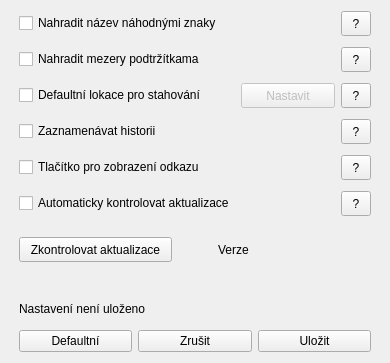
Before: the Qt Designer form y2mate/settingsdialog.ui in RxiPland/y2mate_desktop, drawn with Qt 5.
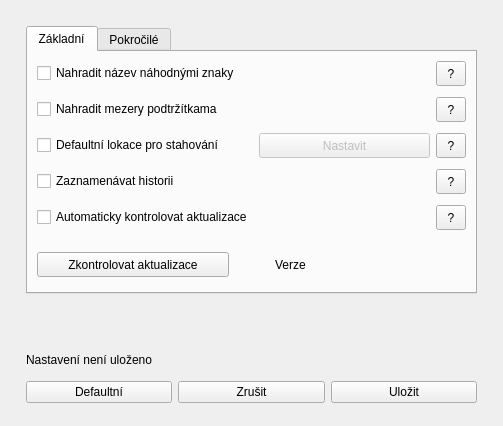
After: the same form once the commit is applied. The open tabs and pages were chosen to show the change. Icons and pictures are not drawn.

Commit message: created new settings window

The edit to the form file:
```diff
--- a/y2mate/settingsdialog.ui
+++ b/y2mate/settingsdialog.ui
@@ -6,8 +6,8 @@
    <rect>
     <x>0</x>
     <y>0</y>
-    <width>390</width>
-    <height>363</height>
+    <width>503</width>
+    <height>426</height>
    </rect>
   </property>
   <property name="windowTitle">
@@ -17,9 +17,9 @@
    <iconset resource="resources.qrc">
     <normaloff>:/images/settings.ico</normaloff>:/images/settings.ico</iconset>
   </property>
-  <layout class="QHBoxLayout" name="horizontalLayout_2">
+  <layout class="QHBoxLayout" name="horizontalLayout">
    <item>
-    <spacer name="horizontalSpacer_2">
+    <spacer name="horizontalSpacer">
      <property name="orientation">
       <enum>Qt::Horizontal</enum>
      </property>
@@ -28,7 +28,7 @@
      </property>
      <property name="sizeHint" stdset="0">
       <size>
-       <width>8</width>
+       <width>15</width>
        <height>20</height>
       </size>
      </property>
@@ -37,32 +37,68 @@
    <item>
     <layout class="QVBoxLayout" name="verticalLayout">
      <item>
-      <layout class="QGridLayout" name="gridLayout">
-       <item row="0" column="0">
-        <widget class="QCheckBox" name="checkBox">
-         <property name="focusPolicy">
-          <enum>Qt::NoFocus</enum>
-         </property>
-         <property name="text">
-          <string>Nahradit název náhodnými znaky</string>
-         </property>
-        </widget>
-       </item>
-       <item row="10" column="1">
-        <spacer name="horizontalSpacer_6">
+      <spacer name="verticalSpacer">
          <property name="orientation">
-          <enum>Qt::Horizontal</enum>
+        <enum>Qt::Vertical</enum>
+       </property>
+       <property name="sizeType">
+        <enum>QSizePolicy::Fixed</enum>
          </property>
          <property name="sizeHint" stdset="0">
           <size>
-           <width>40</width>
-           <height>20</height>
+         <width>20</width>
+         <height>15</height>
           </size>
          </property>
         </spacer>
+     </item>
+     <item>
+      <widget class="QTabWidget" name="tabWidget">
+       <property name="currentIndex">
+        <number>1</number>
+       </property>
+       <widget class="QWidget" name="tab">
+        <attribute name="title">
+         <string>Základní</string>
+        </attribute>
+        <layout class="QHBoxLayout" name="horizontalLayout_6">
+         <item>
+          <layout class="QVBoxLayout" name="verticalLayout_3">
+           <item>
+            <layout class="QGridLayout" name="gridLayout_2">
+             <item row="0" column="2">
+              <widget class="QToolButton" name="toolButton">
+               <property name="minimumSize">
+                <size>
+                 <width>30</width>
+                 <height>25</height>
+                </size>
+               </property>
+               <property name="font">
+                <font>
+                 <bold>false</bold>
+                </font>
+               </property>
+               <property name="focusPolicy">
+                <enum>Qt::NoFocus</enum>
+               </property>
+               <property name="text">
+                <string>?</string>
+               </property>
+              </widget>
+             </item>
+             <item row="4" column="0">
+              <widget class="QCheckBox" name="checkBox_3">
+               <property name="focusPolicy">
+                <enum>Qt::NoFocus</enum>
+               </property>
+               <property name="text">
+                <string>Defaultní lokace pro stahování</string>
+               </property>
+              </widget>
        </item>
        <item row="2" column="1">
-        <spacer name="horizontalSpacer_4">
+              <spacer name="horizontalSpacer_10">
          <property name="orientation">
           <enum>Qt::Horizontal</enum>
          </property>
@@ -74,98 +110,7 @@
          </property>
         </spacer>
        </item>
-       <item row="0" column="1">
-        <spacer name="horizontalSpacer">
-         <property name="orientation">
-          <enum>Qt::Horizontal</enum>
-         </property>
-         <property name="sizeHint" stdset="0">
-          <size>
-           <width>40</width>
-           <height>20</height>
-          </size>
-         </property>
-        </spacer>
-       </item>
-       <item row="6" column="2">
-        <widget class="QToolButton" name="toolButton_4">
-         <property name="minimumSize">
-          <size>
-           <width>30</width>
-           <height>25</height>
-          </size>
-         </property>
-         <property name="font">
-          <font>
-           <bold>false</bold>
-          </font>
-         </property>
-         <property name="focusPolicy">
-          <enum>Qt::NoFocus</enum>
-         </property>
-         <property name="text">
-          <string>?</string>
-         </property>
-        </widget>
-       </item>
-       <item row="4" column="2">
-        <widget class="QToolButton" name="toolButton_3">
-         <property name="minimumSize">
-          <size>
-           <width>30</width>
-           <height>25</height>
-          </size>
-         </property>
-         <property name="font">
-          <font>
-           <bold>false</bold>
-          </font>
-         </property>
-         <property name="focusPolicy">
-          <enum>Qt::NoFocus</enum>
-         </property>
-         <property name="text">
-          <string>?</string>
-         </property>
-        </widget>
-       </item>
-       <item row="2" column="0">
-        <widget class="QCheckBox" name="checkBox_2">
-         <property name="focusPolicy">
-          <enum>Qt::NoFocus</enum>
-         </property>
-         <property name="text">
-          <string>Nahradit mezery podtržítkama</string>
-         </property>
-        </widget>
-       </item>
-       <item row="6" column="0">
-        <widget class="QCheckBox" name="checkBox_4">
-         <property name="focusPolicy">
-          <enum>Qt::NoFocus</enum>
-         </property>
-         <property name="text">
-          <string>Zaznamenávat historii</string>
-         </property>
-        </widget>
-       </item>
-       <item row="3" column="1">
-        <spacer name="verticalSpacer_3">
-         <property name="orientation">
-          <enum>Qt::Vertical</enum>
-         </property>
-         <property name="sizeType">
-          <enum>QSizePolicy::Fixed</enum>
-         </property>
-         <property name="sizeHint" stdset="0">
-          <size>
-           <width>20</width>
-           <height>5</height>
-          </size>
-         </property>
-        </spacer>
-       </item>
-       <item row="10" column="0">
+             <item row="8" column="0">
         <widget class="QCheckBox" name="checkBox_5">
          <property name="focusPolicy">
           <enum>Qt::NoFocus</enum>
@@ -175,6 +120,19 @@
          </property>
         </widget>
        </item>
+             <item row="6" column="1">
+              <spacer name="horizontalSpacer_13">
+               <property name="orientation">
+                <enum>Qt::Horizontal</enum>
+               </property>
+               <property name="sizeHint" stdset="0">
+                <size>
+                 <width>40</width>
+                 <height>20</height>
+                </size>
+               </property>
+              </spacer>
+             </item>
        <item row="4" column="1">
         <widget class="QPushButton" name="pushButton">
          <property name="enabled">
@@ -194,6 +152,61 @@
          </property>
         </widget>
        </item>
+             <item row="0" column="1">
+              <spacer name="horizontalSpacer_11">
+               <property name="orientation">
+                <enum>Qt::Horizontal</enum>
+               </property>
+               <property name="sizeHint" stdset="0">
+                <size>
+                 <width>40</width>
+                 <height>20</height>
+                </size>
+               </property>
+              </spacer>
+             </item>
+             <item row="7" column="1">
+              <spacer name="verticalSpacer_15">
+               <property name="orientation">
+                <enum>Qt::Vertical</enum>
+               </property>
+               <property name="sizeType">
+                <enum>QSizePolicy::Fixed</enum>
+               </property>
+               <property name="sizeHint" stdset="0">
+                <size>
+                 <width>20</width>
+                 <height>5</height>
+                </size>
+               </property>
+              </spacer>
+             </item>
+             <item row="1" column="1">
+              <spacer name="verticalSpacer_14">
+               <property name="orientation">
+                <enum>Qt::Vertical</enum>
+               </property>
+               <property name="sizeType">
+                <enum>QSizePolicy::Fixed</enum>
+               </property>
+               <property name="sizeHint" stdset="0">
+                <size>
+                 <width>20</width>
+                 <height>5</height>
+                </size>
+               </property>
+              </spacer>
+             </item>
+             <item row="2" column="0">
+              <widget class="QCheckBox" name="checkBox_2">
+               <property name="focusPolicy">
+                <enum>Qt::NoFocus</enum>
+               </property>
+               <property name="text">
+                <string>Nahradit mezery podtržítkama</string>
+               </property>
+              </widget>
+             </item>
        <item row="2" column="2">
         <widget class="QToolButton" name="toolButton_2">
          <property name="minimumSize">
@@ -215,24 +228,39 @@
          </property>
         </widget>
        </item>
-       <item row="5" column="1">
-        <spacer name="verticalSpacer_4">
-         <property name="orientation">
-          <enum>Qt::Vertical</enum>
-         </property>
-         <property name="sizeType">
-          <enum>QSizePolicy::Fixed</enum>
-         </property>
-         <property name="sizeHint" stdset="0">
+             <item row="6" column="0">
+              <widget class="QCheckBox" name="checkBox_4">
+               <property name="focusPolicy">
+                <enum>Qt::NoFocus</enum>
+               </property>
+               <property name="text">
+                <string>Zaznamenávat historii</string>
+               </property>
+              </widget>
+             </item>
+             <item row="4" column="2">
+              <widget class="QToolButton" name="toolButton_3">
+               <property name="minimumSize">
           <size>
-           <width>20</width>
-           <height>5</height>
-          </size>
-         </property>
-        </spacer>
+                 <width>30</width>
+                 <height>25</height>
+                </size>
+               </property>
+               <property name="font">
+                <font>
+                 <bold>false</bold>
+                </font>
+               </property>
+               <property name="focusPolicy">
+                <enum>Qt::NoFocus</enum>
+               </property>
+               <property name="text">
+                <string>?</string>
+               </property>
+              </widget>
        </item>
        <item row="8" column="1">
-        <spacer name="horizontalSpacer_8">
+              <spacer name="horizontalSpacer_9">
          <property name="orientation">
           <enum>Qt::Horizontal</enum>
          </property>
@@ -244,8 +272,18 @@
          </property>
         </spacer>
        </item>
-       <item row="10" column="2">
-        <widget class="QToolButton" name="toolButton_5">
+             <item row="0" column="0">
+              <widget class="QCheckBox" name="checkBox">
+               <property name="focusPolicy">
+                <enum>Qt::NoFocus</enum>
+               </property>
+               <property name="text">
+                <string>Nahradit název náhodnými znaky</string>
+               </property>
+              </widget>
+             </item>
+             <item row="6" column="2">
+              <widget class="QToolButton" name="toolButton_4">
          <property name="minimumSize">
           <size>
            <width>30</width>
@@ -265,8 +303,8 @@
          </property>
         </widget>
        </item>
-       <item row="9" column="1">
-        <spacer name="verticalSpacer_5">
+             <item row="3" column="1">
+              <spacer name="verticalSpacer_11">
          <property name="orientation">
           <enum>Qt::Vertical</enum>
          </property>
@@ -281,25 +319,8 @@
          </property>
         </spacer>
        </item>
-       <item row="8" column="0">
-        <widget class="QCheckBox" name="checkBox_6">
-         <property name="text">
-          <string>Tlačítko pro zobrazení odkazu</string>
-         </property>
-        </widget>
-       </item>
-       <item row="4" column="0">
-        <widget class="QCheckBox" name="checkBox_3">
-         <property name="focusPolicy">
-          <enum>Qt::NoFocus</enum>
-         </property>
-         <property name="text">
-          <string>Defaultní lokace pro stahování</string>
-         </property>
-        </widget>
-       </item>
-       <item row="1" column="1">
-        <spacer name="verticalSpacer_2">
+             <item row="5" column="1">
+              <spacer name="verticalSpacer_12">
          <property name="orientation">
           <enum>Qt::Vertical</enum>
          </property>
@@ -314,34 +335,8 @@
          </property>
         </spacer>
        </item>
-       <item row="6" column="1">
-        <spacer name="horizontalSpacer_5">
-         <property name="orientation">
-          <enum>Qt::Horizontal</enum>
-         </property>
-         <property name="sizeHint" stdset="0">
-          <size>
-           <width>40</width>
-           <height>20</height>
-          </size>
-         </property>
-        </spacer>
-       </item>
        <item row="8" column="2">
-        <widget class="QToolButton" name="toolButton_6">
-         <property name="minimumSize">
-          <size>
-           <width>30</width>
-           <height>25</height>
-          </size>
-         </property>
-         <property name="text">
-          <string>?</string>
-         </property>
-        </widget>
-       </item>
-       <item row="0" column="2">
-        <widget class="QToolButton" name="toolButton">
+              <widget class="QToolButton" name="toolButton_5">
          <property name="minimumSize">
           <size>
            <width>30</width>
@@ -361,26 +356,10 @@
          </property>
         </widget>
        </item>
-       <item row="7" column="1">
-        <spacer name="verticalSpacer">
-         <property name="orientation">
-          <enum>Qt::Vertical</enum>
-         </property>
-         <property name="sizeType">
-          <enum>QSizePolicy::Fixed</enum>
-         </property>
-         <property name="sizeHint" stdset="0">
-          <size>
-           <width>20</width>
-           <height>5</height>
-          </size>
-         </property>
-        </spacer>
-       </item>
       </layout>
      </item>
      <item>
-      <spacer name="verticalSpacer_8">
+            <spacer name="verticalSpacer_16">
        <property name="orientation">
         <enum>Qt::Vertical</enum>
        </property>
@@ -396,7 +375,7 @@
       </spacer>
      </item>
      <item>
-      <layout class="QHBoxLayout" name="horizontalLayout_4">
+            <layout class="QHBoxLayout" name="horizontalLayout_5">
        <property name="topMargin">
         <number>0</number>
        </property>
@@ -433,7 +412,7 @@
         </spacer>
        </item>
        <item>
-        <widget class="QLabel" name="label_2">
+              <widget class="QLabel" name="label">
          <property name="minimumSize">
           <size>
            <width>0</width>
@@ -448,7 +427,104 @@
       </layout>
      </item>
      <item>
-      <spacer name="verticalSpacer_6">
+            <spacer name="verticalSpacer_5">
+             <property name="orientation">
+              <enum>Qt::Vertical</enum>
+             </property>
+             <property name="sizeType">
+              <enum>QSizePolicy::Minimum</enum>
+             </property>
+             <property name="sizeHint" stdset="0">
+              <size>
+               <width>20</width>
+               <height>5</height>
+              </size>
+             </property>
+            </spacer>
+           </item>
+          </layout>
+         </item>
+        </layout>
+       </widget>
+       <widget class="QWidget" name="tab_2">
+        <attribute name="title">
+         <string>Pokročilé</string>
+        </attribute>
+        <layout class="QHBoxLayout" name="horizontalLayout_7">
+         <item>
+          <layout class="QVBoxLayout" name="verticalLayout_4">
+           <item>
+            <layout class="QGridLayout" name="gridLayout_3">
+             <item row="0" column="0">
+              <widget class="QCheckBox" name="checkBox_6">
+               <property name="focusPolicy">
+                <enum>Qt::NoFocus</enum>
+               </property>
+               <property name="text">
+                <string>Tlačítko pro zobrazení odkazu</string>
+               </property>
+              </widget>
+             </item>
+             <item row="0" column="2">
+              <widget class="QToolButton" name="toolButton_6">
+               <property name="minimumSize">
+                <size>
+                 <width>30</width>
+                 <height>25</height>
+                </size>
+               </property>
+               <property name="font">
+                <font>
+                 <bold>false</bold>
+                </font>
+               </property>
+               <property name="focusPolicy">
+                <enum>Qt::NoFocus</enum>
+               </property>
+               <property name="text">
+                <string>?</string>
+               </property>
+              </widget>
+             </item>
+             <item row="0" column="1">
+              <spacer name="horizontalSpacer_17">
+               <property name="orientation">
+                <enum>Qt::Horizontal</enum>
+               </property>
+               <property name="sizeHint" stdset="0">
+                <size>
+                 <width>40</width>
+                 <height>20</height>
+                </size>
+               </property>
+              </spacer>
+             </item>
+            </layout>
+           </item>
+           <item>
+            <spacer name="verticalSpacer_13">
+             <property name="orientation">
+              <enum>Qt::Vertical</enum>
+             </property>
+             <property name="sizeType">
+              <enum>QSizePolicy::Expanding</enum>
+             </property>
+             <property name="sizeHint" stdset="0">
+              <size>
+               <width>20</width>
+               <height>40</height>
+              </size>
+             </property>
+            </spacer>
+           </item>
+          </layout>
+         </item>
+        </layout>
+       </widget>
+      </widget>
+     </item>
+     <item>
+      <spacer name="verticalSpacer_4">
        <property name="orientation">
         <enum>Qt::Vertical</enum>
        </property>
@@ -464,7 +540,7 @@
       </spacer>
      </item>
      <item>
-      <widget class="QLabel" name="label">
+      <widget class="QLabel" name="label_2">
        <property name="sizePolicy">
         <sizepolicy hsizetype="Preferred" vsizetype="Fixed">
          <horstretch>0</horstretch>
@@ -482,7 +558,7 @@
       </widget>
      </item>
      <item>
-      <spacer name="verticalSpacer_7">
+      <spacer name="verticalSpacer_3">
        <property name="orientation">
         <enum>Qt::Vertical</enum>
        </property>
@@ -498,7 +574,7 @@
       </spacer>
      </item>
      <item>
-      <layout class="QHBoxLayout" name="horizontalLayout">
+      <layout class="QHBoxLayout" name="horizontalLayout_3">
        <item>
         <widget class="QPushButton" name="pushButton_2">
          <property name="focusPolicy">
@@ -531,10 +607,26 @@
        </item>
       </layout>
      </item>
+     <item>
+      <spacer name="verticalSpacer_2">
+       <property name="orientation">
+        <enum>Qt::Vertical</enum>
+       </property>
+       <property name="sizeType">
+        <enum>QSizePolicy::Fixed</enum>
+       </property>
+       <property name="sizeHint" stdset="0">
+        <size>
+         <width>20</width>
+         <height>12</height>
+        </size>
+       </property>
+      </spacer>
+     </item>
     </layout>
    </item>
    <item>
-    <spacer name="horizontalSpacer_3">
+    <spacer name="horizontalSpacer_2">
      <property name="orientation">
       <enum>Qt::Horizontal</enum>
      </property>
@@ -543,7 +635,7 @@
      </property>
      <property name="sizeHint" stdset="0">
       <size>
-       <width>8</width>
+       <width>15</width>
        <height>20</height>
       </size>
      </property>
```
Left out of the diff: 2 changed lines with no effect on the pictures. Lines whose indentation alone changed are shown as unchanged. The commit also changes 3 other files.
